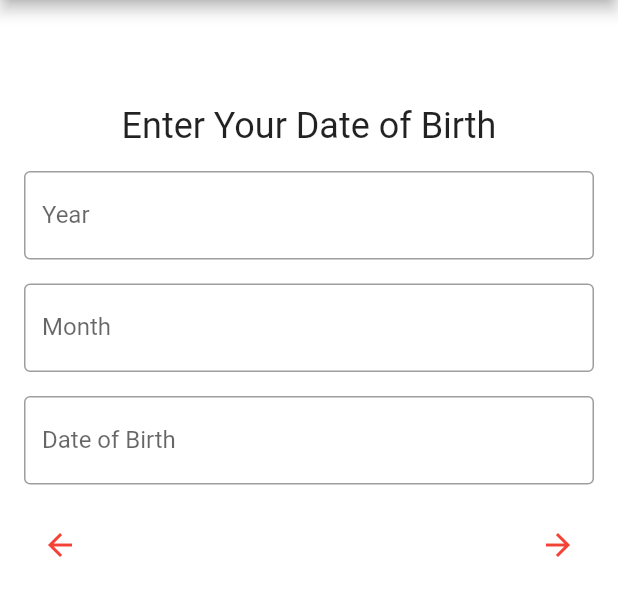
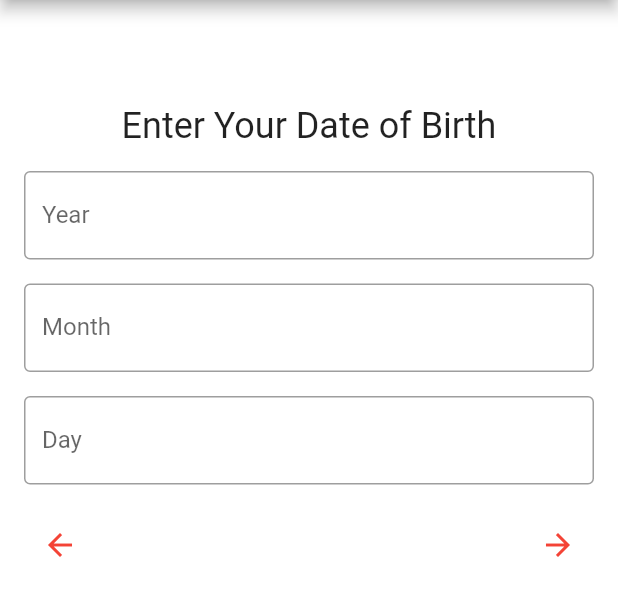
Before and after one commit to kxraan/UMDMatch, a Flutter app: the DateofBirth screen opened directly, on a phone screen of 412 x 824 dp, the part 84-700 px from its top. Run offline on Flutter 3.47's test engine with Material 2 defaults, Android fonts, the phone set to English and light mode, and no system bars; our stand-ins replace cloud_firestore, csv, firebase_auth, firebase_core, firebase_storage, flutter_signin_button and 2 more; missing offline and left inert: email_auth; accounts and stored records are empty; network calls fail.

Commit message:
DOB fixed

```diff
--- a/lib/screens/authentication/register.dart
+++ b/lib/screens/authentication/register.dart
@@ -201,7 +201,7 @@ class DateofBirth extends StatelessWidget {
               controller: dateController,
               keyboardType: TextInputType.datetime,
               decoration: InputDecoration(
-                labelText: 'Date of Birth',
+                labelText: 'Day',
                 hintText: 'DD',
                 border: OutlineInputBorder(),
               ),
@@ -218,7 +218,7 @@ class DateofBirth extends StatelessWidget {
               ),
               IconButton(
                 onPressed: () {
-                  String dob = yearController.text + "/"+ monthController.text + "/" + dateController.text;
+                  String dob = yearController.text + "-"+ monthController.text + "-" + dateController.text;
                   storeUserDOB(dob);
                   Navigator.push(context,
                       MaterialPageRoute(builder: (context) => Major()));
--- a/lib/screens/wrapper.dart
+++ b/lib/screens/wrapper.dart
@@ -42,6 +42,9 @@ class Wrapper extends StatelessWidget {
                if (flag.data == true) {
                  return Home();
                } else {
+                 /* TODO
+                 *   make sure it directs to register if gender pref is not inputted
+                 * Currently it just checks if "required" document is created */
                  return Register();
                }
              }else{
```
